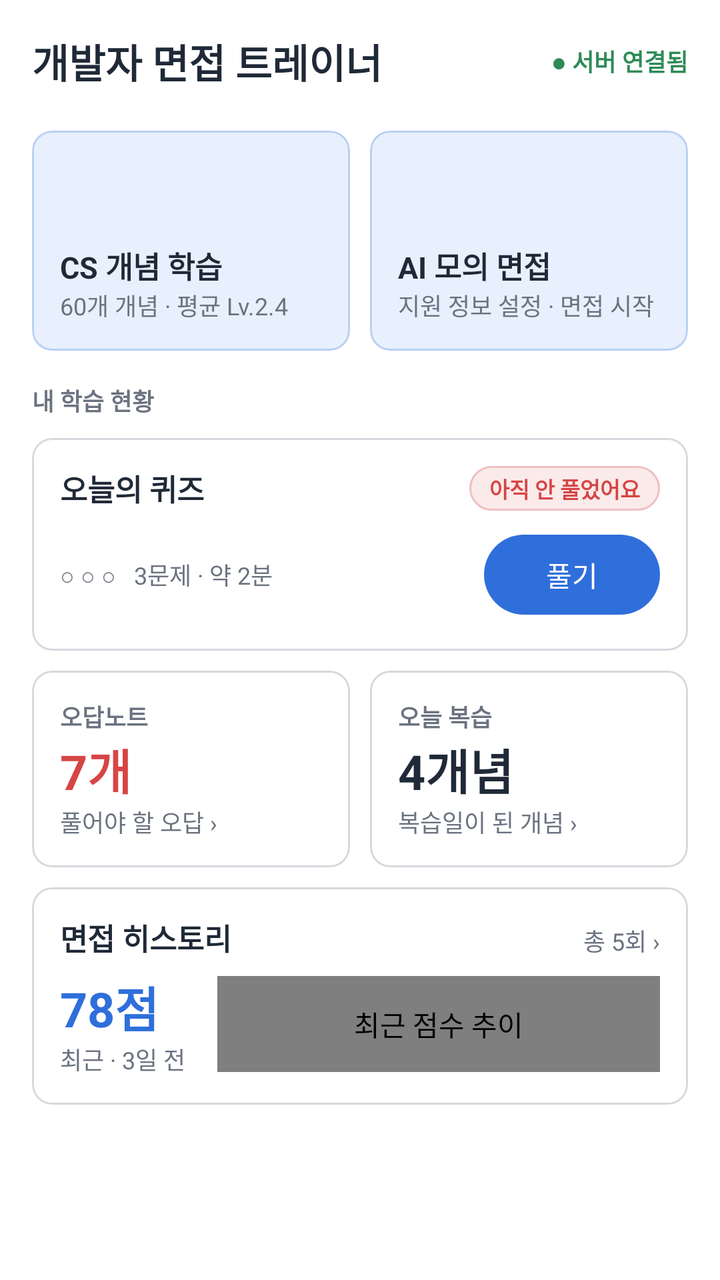
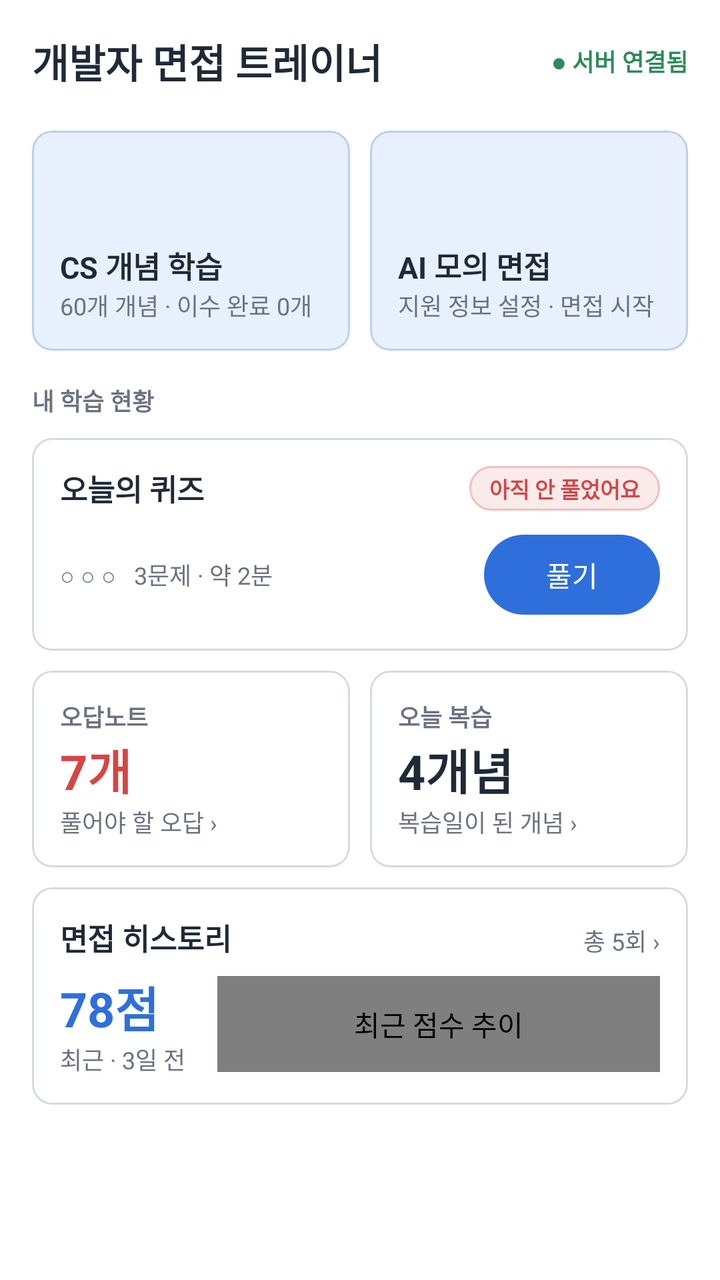

The first picture is an Android layout as it rendered before a commit; the second is the same layout after the commit. The layout source and the unified diff follow.
<!-- AndroidManifest.xml: application theme Theme.InterviewTrainer -->
<!-- res/layout/activity_main.xml -->
<?xml version="1.0" encoding="utf-8"?>
<LinearLayout xmlns:android="http://schemas.android.com/apk/res/android"
    xmlns:app="http://schemas.android.com/apk/res-auto"
    xmlns:tools="http://schemas.android.com/tools"
    android:layout_width="match_parent"
    android:layout_height="match_parent"
    android:orientation="vertical"
    tools:context=".MainActivity">

    
    <LinearLayout
        android:layout_width="match_parent"
        android:layout_height="wrap_content"
        android:gravity="center_vertical"
        android:orientation="horizontal"
        android:padding="16dp">

        <TextView
            style="@style/App.Text.Title"
            android:layout_width="0dp"
            android:layout_height="wrap_content"
            android:layout_weight="1"
            android:text="개발자 면접 트레이너"
            android:textSize="20sp" />

        <TextView
            android:layout_width="wrap_content"
            android:layout_height="wrap_content"
            android:id="@+id/tvServerStatus"
            android:text="● 서버 연결됨"
            android:textColor="@color/ok"
            android:textSize="12sp"
            android:textStyle="bold" />
    </LinearLayout>

    <ScrollView
        android:layout_width="match_parent"
        android:layout_height="0dp"
        android:layout_weight="1">

        <LinearLayout
            android:layout_width="match_parent"
            android:layout_height="wrap_content"
            android:divider="@drawable/space_10"
            android:orientation="vertical"
            android:paddingStart="16dp"
            android:paddingTop="4dp"
            android:paddingEnd="16dp"
            android:paddingBottom="24dp"
            android:showDividers="middle">

            
            <LinearLayout
                android:layout_width="match_parent"
                android:layout_height="wrap_content"
                android:divider="@drawable/space_10"
                android:orientation="horizontal"
                android:showDividers="middle">

                <com.google.android.material.card.MaterialCardView
                    android:id="@+id/cardConcept"
                    style="@style/App.Card.Accent"
                    android:layout_width="0dp"
                    android:layout_height="wrap_content"
                    android:layout_weight="1"
                    android:clickable="true"
                    android:focusable="true">

                    <LinearLayout
                        android:layout_width="match_parent"
                        android:layout_height="wrap_content"
                        android:minHeight="110dp"
                        android:orientation="vertical"
                        android:padding="14dp">

                        <View
                            android:layout_width="30dp"
                            android:layout_height="30dp"
                            android:background="@drawable/bg_score" />

                        <Space
                            android:layout_width="match_parent"
                            android:layout_height="0dp"
                            android:layout_weight="1" />

                        <TextView
                            style="@style/App.Text.Title"
                            android:layout_width="wrap_content"
                            android:layout_height="wrap_content"
                            android:text="CS 개념 학습" />

                        <TextView
                            style="@style/App.Text.Mut"
                            android:layout_width="wrap_content"
                            android:layout_height="wrap_content"
                            android:id="@+id/tvConceptInfo"
                            android:text="60개 개념 · 평균 Lv.2.4" />
                    </LinearLayout>
                </com.google.android.material.card.MaterialCardView>

                <com.google.android.material.card.MaterialCardView
                    android:id="@+id/cardInterview"
                    style="@style/App.Card.Accent"
                    android:layout_width="0dp"
                    android:layout_height="wrap_content"
                    android:layout_weight="1"
                    android:clickable="true"
                    android:focusable="true">

                    <LinearLayout
                        android:layout_width="match_parent"
                        android:layout_height="wrap_content"
                        android:minHeight="110dp"
                        android:orientation="vertical"
                        android:padding="14dp">

                        <View
                            android:layout_width="30dp"
                            android:layout_height="30dp"
                            android:background="@drawable/bg_score" />

                        <Space
                            android:layout_width="match_parent"
                            android:layout_height="0dp"
                            android:layout_weight="1" />

                        <TextView
                            style="@style/App.Text.Title"
                            android:layout_width="wrap_content"
                            android:layout_height="wrap_content"
                            android:text="AI 모의 면접" />

                        <TextView
                            style="@style/App.Text.Mut"
                            android:layout_width="wrap_content"
                            android:layout_height="wrap_content"
                            android:text="지원 정보 설정 · 면접 시작" />
                    </LinearLayout>
                </com.google.android.material.card.MaterialCardView>
            </LinearLayout>

            <TextView
                style="@style/App.Text.Caption"
                android:layout_width="wrap_content"
                android:layout_height="wrap_content"
                android:layout_marginTop="6dp"
                android:text="내 학습 현황" />

            
            <com.google.android.material.card.MaterialCardView
                android:id="@+id/cardQuiz"
                style="@style/App.Card"
                android:layout_width="match_parent"
                android:layout_height="wrap_content"
                android:clickable="true"
                android:focusable="true">

                <LinearLayout
                    android:layout_width="match_parent"
                    android:layout_height="wrap_content"
                    android:orientation="vertical"
                    android:padding="14dp">

                    <LinearLayout
                        android:layout_width="match_parent"
                        android:layout_height="wrap_content"
                        android:gravity="center_vertical"
                        android:orientation="horizontal">

                        <TextView
                            style="@style/App.Text.Title"
                            android:layout_width="0dp"
                            android:layout_height="wrap_content"
                            android:layout_weight="1"
                            android:text="오늘의 퀴즈" />

                        <TextView
                            android:id="@+id/tvQuizStatus"
                            style="@style/App.Tag.Bad"
                            android:layout_width="wrap_content"
                            android:layout_height="wrap_content"
                            android:text="아직 안 풀었어요" />
                    </LinearLayout>

                    <LinearLayout
                        android:layout_width="match_parent"
                        android:layout_height="wrap_content"
                        android:layout_marginTop="8dp"
                        android:gravity="center_vertical"
                        android:orientation="horizontal">

                        <TextView
                            style="@style/App.Text.Mut"
                            android:layout_width="0dp"
                            android:layout_height="wrap_content"
                            android:layout_weight="1"
                            android:id="@+id/tvQuizDots"
                            android:text="○ ○ ○   3문제 · 약 2분" />

                        <com.google.android.material.button.MaterialButton
                            android:id="@+id/btnQuiz"
                            android:layout_width="wrap_content"
                            android:layout_height="wrap_content"
                            android:text="풀기" />
                    </LinearLayout>
                </LinearLayout>
            </com.google.android.material.card.MaterialCardView>

            
            <LinearLayout
                android:layout_width="match_parent"
                android:layout_height="wrap_content"
                android:divider="@drawable/space_10"
                android:orientation="horizontal"
                android:showDividers="middle">

                <com.google.android.material.card.MaterialCardView
                    android:id="@+id/cardWrong"
                    style="@style/App.Card"
                    android:layout_width="0dp"
                    android:layout_height="wrap_content"
                    android:layout_weight="1"
                    android:clickable="true"
                    android:focusable="true">

                    <LinearLayout
                        android:layout_width="match_parent"
                        android:layout_height="wrap_content"
                        android:orientation="vertical"
                        android:padding="14dp">

                        <TextView
                            style="@style/App.Text.Caption"
                            android:layout_width="wrap_content"
                            android:layout_height="wrap_content"
                            android:text="오답노트" />

                        <TextView
                            style="@style/App.Text.Big"
                            android:layout_width="wrap_content"
                            android:layout_height="wrap_content"
                            android:id="@+id/tvWrongCount"
                            android:text="7개"
                            android:textColor="@color/bad" />

                        <TextView
                            style="@style/App.Text.Mut"
                            android:layout_width="wrap_content"
                            android:layout_height="wrap_content"
                            android:text="풀어야 할 오답 ›" />
                    </LinearLayout>
                </com.google.android.material.card.MaterialCardView>

                <com.google.android.material.card.MaterialCardView
                    android:id="@+id/cardReview"
                    style="@style/App.Card"
                    android:layout_width="0dp"
                    android:layout_height="wrap_content"
                    android:layout_weight="1"
                    android:clickable="true"
                    android:focusable="true">

                    <LinearLayout
                        android:layout_width="match_parent"
                        android:layout_height="wrap_content"
                        android:orientation="vertical"
                        android:padding="14dp">

                        <TextView
                            style="@style/App.Text.Caption"
                            android:layout_width="wrap_content"
                            android:layout_height="wrap_content"
                            android:text="오늘 복습" />

                        <TextView
                            style="@style/App.Text.Big"
                            android:layout_width="wrap_content"
                            android:layout_height="wrap_content"
                            android:id="@+id/tvDueCount"
                            android:text="4개념" />

                        <TextView
                            style="@style/App.Text.Mut"
                            android:layout_width="wrap_content"
                            android:layout_height="wrap_content"
                            android:text="복습일이 된 개념 ›" />
                    </LinearLayout>
                </com.google.android.material.card.MaterialCardView>
            </LinearLayout>

            
            <com.google.android.material.card.MaterialCardView
                android:id="@+id/cardHistory"
                style="@style/App.Card"
                android:layout_width="match_parent"
                android:layout_height="wrap_content"
                android:clickable="true"
                android:focusable="true">

                <LinearLayout
                    android:layout_width="match_parent"
                    android:layout_height="wrap_content"
                    android:orientation="vertical"
                    android:padding="14dp">

                    <LinearLayout
                        android:layout_width="match_parent"
                        android:layout_height="wrap_content"
                        android:orientation="horizontal">

                        <TextView
                            style="@style/App.Text.Title"
                            android:layout_width="0dp"
                            android:layout_height="wrap_content"
                            android:layout_weight="1"
                            android:text="면접 히스토리" />

                        <TextView
                            style="@style/App.Text.Mut"
                            android:layout_width="wrap_content"
                            android:layout_height="wrap_content"
                            android:id="@+id/tvHistoryCount"
                            android:text="총 5회 ›" />
                    </LinearLayout>

                    <LinearLayout
                        android:layout_width="match_parent"
                        android:layout_height="wrap_content"
                        android:layout_marginTop="6dp"
                        android:gravity="center_vertical"
                        android:orientation="horizontal">

                        <LinearLayout
                            android:layout_width="wrap_content"
                            android:layout_height="wrap_content"
                            android:orientation="vertical">

                            <TextView
                                style="@style/App.Text.Big"
                                android:layout_width="wrap_content"
                                android:layout_height="wrap_content"
                                android:id="@+id/tvHistoryScore"
                                android:text="78점"
                                android:textColor="@color/acc" />

                            <TextView
                                style="@style/App.Text.Mut"
                                android:layout_width="wrap_content"
                                android:layout_height="wrap_content"
                                android:id="@+id/tvHistoryWhen"
                                android:text="최근 · 3일 전" />
                        </LinearLayout>

                        <com.s2023531050.interviewtrainer.interview.ScoreTrendView
                            android:id="@+id/ivHistoryTrend"
                            android:layout_width="0dp"
                            android:layout_height="48dp"
                            android:layout_marginStart="16dp"
                            android:layout_weight="1"
                            android:contentDescription="최근 점수 추이" />
                    </LinearLayout>
                </LinearLayout>
            </com.google.android.material.card.MaterialCardView>
        </LinearLayout>
    </ScrollView>
</LinearLayout>
<!-- resources referenced by this layout -->
<resources>
  <color name="acc">#2F6FDB</color>
  <color name="bad">#D64545</color>
  <color name="ok">#2E8B57</color>
  <!-- drawable bg_score (drawable) -->
  <?xml version="1.0" encoding="utf-8"?>
  <shape xmlns:android="http://schemas.android.com/apk/res/android" android:shape="rectangle">
      <solid android:color="@color/accbg" />
      <corners android:radius="8dp" />
  </shape>
  <!-- drawable space_10 (drawable) -->
  <?xml version="1.0" encoding="utf-8"?>
  <shape xmlns:android="http://schemas.android.com/apk/res/android" android:shape="rectangle">
      <size android:width="10dp" android:height="10dp" />
      <solid android:color="@android:color/transparent" />
  </shape>
  <style name="App.Card" parent="Widget.Material3.CardView.Outlined">
          <item name="cardBackgroundColor">@color/white</item>
          <item name="strokeColor">@color/line</item>
          <item name="strokeWidth">1dp</item>
          <item name="cardCornerRadius">10dp</item>
          <item name="cardElevation">0dp</item>
      </style>
  <style name="App.Card.Accent">
          <item name="cardBackgroundColor">@color/accbg</item>
          <item name="strokeColor">@color/accline</item>
      </style>
  <style name="App.Tag.Bad">
          <item name="android:background">@drawable/bg_chip_bad</item>
          <item name="android:textColor">@color/bad</item>
      </style>
  <style name="App.Text.Big">
          <item name="android:textSize">24sp</item>
          <item name="android:textStyle">bold</item>
      </style>
  <style name="App.Text.Caption">
          <item name="android:textColor">@color/mut</item>
          <item name="android:textSize">12sp</item>
          <item name="android:textStyle">bold</item>
      </style>
  <style name="App.Text.Mut">
          <item name="android:textColor">@color/mut</item>
          <item name="android:textSize">12sp</item>
      </style>
  <style name="App.Text.Title">
          <item name="android:textSize">15sp</item>
          <item name="android:textStyle">bold</item>
      </style>
  <style name="Theme.InterviewTrainer" parent="Base.Theme.InterviewTrainer" />
  <color name="accbg">#E8F0FD</color>
  <color name="white">#FFFFFFFF</color>
  <color name="line">#D6D9DE</color>
  <color name="accline">#B9D0F5</color>
  <!-- drawable bg_chip_bad (drawable) -->
  <?xml version="1.0" encoding="utf-8"?>
  <shape xmlns:android="http://schemas.android.com/apk/res/android" android:shape="rectangle">
      <solid android:color="@color/badbg" />
      <stroke android:width="1dp" android:color="@color/badline" />
      <corners android:radius="99dp" />
  </shape>
  <color name="mut">#6B7280</color>
  <style name="Base.Theme.InterviewTrainer" parent="Theme.Material3.Light.NoActionBar">
          <item name="colorPrimary">@color/acc</item>
          <item name="colorOnPrimary">@color/white</item>
          <item name="colorPrimaryContainer">@color/accbg</item>
          <item name="colorOnPrimaryContainer">@color/acc</item>
          <item name="colorSecondaryContainer">@color/accbg</item>
          <item name="colorOnSecondaryContainer">@color/acc</item>
          <item name="colorSurface">@color/white</item>
          <item name="colorOnSurface">@color/ink</item>
          <item name="colorOnSurfaceVariant">@color/mut</item>
          <item name="colorOutline">@color/line</item>
          <item name="colorError">@color/bad</item>
          <item name="android:windowBackground">@color/white</item>
      </style>
  <color name="badbg">#FBEAEA</color>
  <color name="badline">#EFC0C0</color>
  <color name="ink">#1F2937</color>
</resources>

<!-- the commit's change to res/layout/activity_main.xml (unified diff, before → after) -->
@@ -94,7 +94,7 @@
                             android:layout_width="wrap_content"
                             android:layout_height="wrap_content"
                             android:id="@+id/tvConceptInfo"
-                            android:text="60개 개념 · 평균 Lv.2.4" />
+                            android:text="60개 개념 · 이수 완료 0개" />
                     </LinearLayout>
                 </com.google.android.material.card.MaterialCardView>
 
